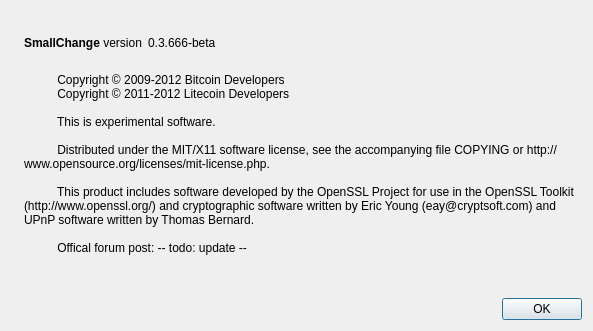
Qt form src/qt/forms/aboutdialog.ui (mcounts/coinmighty) before a commit.
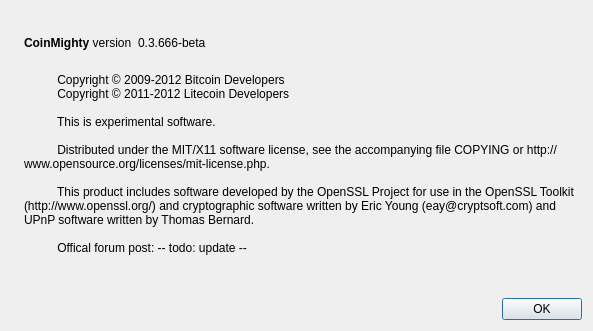
The same form after that commit. Icons and pictures are not drawn.

What changed in the file:
```diff
--- a/src/qt/forms/aboutdialog.ui
+++ b/src/qt/forms/aboutdialog.ui
@@ -50,7 +50,7 @@
           <cursorShape>IBeamCursor</cursorShape>
          </property>
          <property name="text">
-          <string>&lt;b&gt;SmallChange&lt;/b&gt; version</string>
+          <string>&lt;b&gt;CoinMighty&lt;/b&gt; version</string>
          </property>
          <property name="textInteractionFlags">
           <set>Qt::LinksAccessibleByMouse|Qt::TextSelectableByKeyboard|Qt::TextSelectableByMouse</set>
```
Left out of the diff: 2 changed lines with no effect on the pictures.
